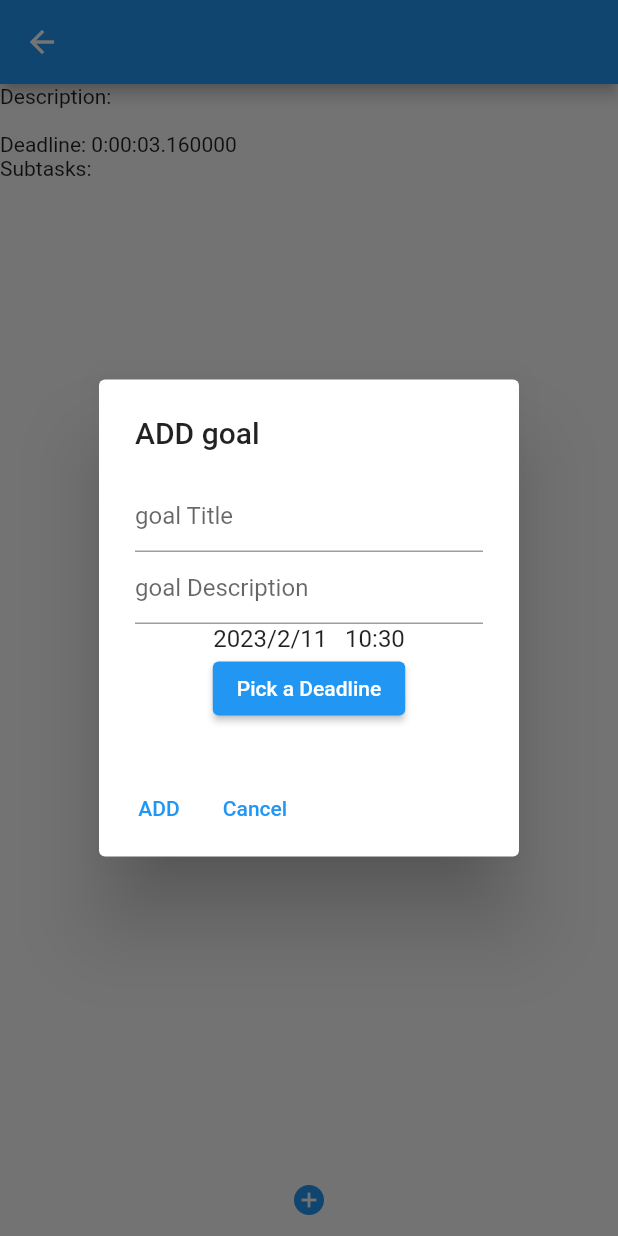
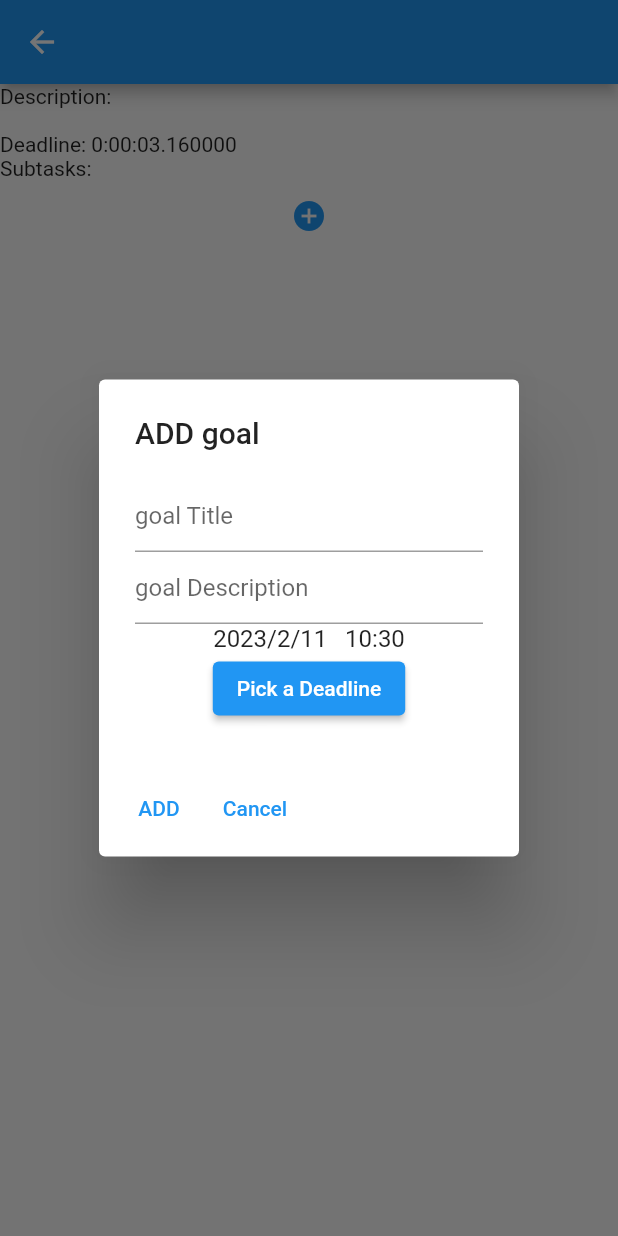
Before and after one commit to STARKthegreat/meapp, a Flutter app: the TodoDescription screen opened directly with empty values, after a tap on the "add circle" icon, on a phone screen of 412 x 824 dp. Run offline on Flutter 3.47's test engine with Material 2 defaults, Android fonts, the phone set to English and light mode, and no system bars; our stand-ins replace hive, hive_flutter, image_picker; accounts and stored records are empty.

Commit message:
chore: improved add subtask UI

```diff
--- a/lib/screens/goals_screen/to_do_description.dart
+++ b/lib/screens/goals_screen/to_do_description.dart
@@ -36,7 +36,7 @@ class _TodoDescriptionState extends State<TodoDescription> {
           Text(widget.description),
           Text('Deadline: ${DateTime.now().difference(widget.deadline)}'),
           const Text('Subtasks:'), //Title format
-          Expanded(
+          Flexible(
             child: ListView.builder(
               shrinkWrap: true,
               itemCount: goalProvider.mySubGoals.length,
```
